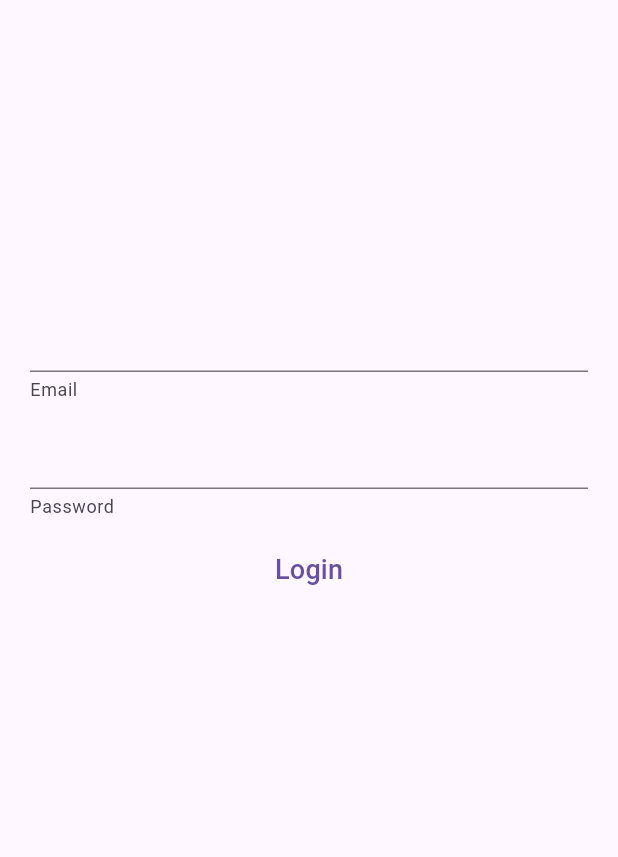
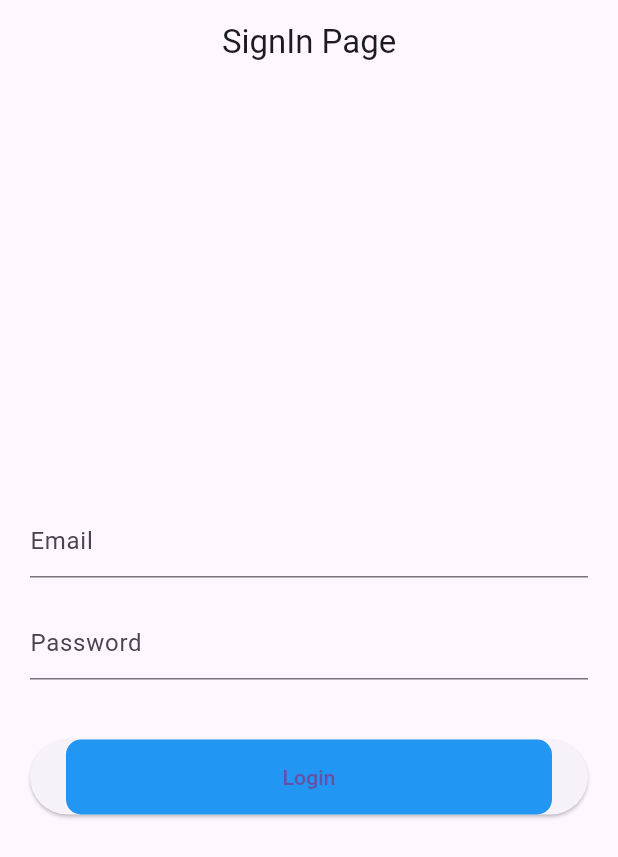
Before and after one commit to oguzhanmavii/flutter_task, a Flutter app: the LoginPage screen opened directly, on a phone screen of 412 x 824 dp. Shown: the top 857 px of the screen. Run offline on Flutter 3.47's test engine with Material 3 defaults, Android fonts, the phone set to English and light mode, and no system bars; our stand-ins replace flutter_riverpod, hooks_riverpod, shared_preferences; accounts and stored records are empty.

Commit message:
update repositories
update repositories

```diff
--- a/flutter_task/lib/main.dart
+++ b/flutter_task/lib/main.dart
@@ -1,6 +1,5 @@
 import 'package:flutter/material.dart';
 import 'package:flutter_riverpod/flutter_riverpod.dart';
-import 'package:flutter_task/view/home_page.dart';
 import 'package:flutter_task/view/login_page.dart';
 void main() {
   runApp(const ProviderScope(child: MyApp()));
@@ -14,9 +13,9 @@ class MyApp extends StatelessWidget {
       debugShowCheckedModeBanner: false,
       title: 'Flutter Demo',
       theme: ThemeData(
-         primarySwatch: Colors.purple,
+         primarySwatch: Colors.blue,
       ),
-      home: const HomePage(),
+      home: const LoginPage(),
     );
   }
 }
--- a/flutter_task/lib/view/login_page.dart
+++ b/flutter_task/lib/view/login_page.dart
@@ -1,76 +1,81 @@
 import 'package:flutter/material.dart';
-import 'package:flutter_hooks/flutter_hooks.dart';
-import 'package:flutter_task/controller/auth_state.dart';
-import 'package:flutter_task/controller/storage_state.dart';
+import 'package:flutter_task/service/login_service.dart';
 import 'package:flutter_task/view/home_page.dart';
-import 'package:hooks_riverpod/hooks_riverpod.dart';
-class LoginPage extends HookConsumerWidget {
-  const LoginPage({super.key});
+
+class LoginPage extends StatefulWidget {
+  const LoginPage({Key? key}) : super(key: key);
 
   @override
-  Widget build(BuildContext context, WidgetRef ref) {
-    final emailController = useTextEditingController();
-    final passwordController = useTextEditingController();
-    ref.listen(authErrorMessageProvider, (prev, next) {
-      if (next.isNotEmpty) {
-        ScaffoldMessenger.of(context).showSnackBar(
-          SnackBar(
-            content: Text(next),
-          ),
-        );
-      } else {
-        emailController.text = '';
-        passwordController.text = '';
-      }
-    });
+  _LoginPageState createState() => _LoginPageState();
+}
 
+class _LoginPageState extends State<LoginPage> {
+  LoginService loginService = LoginService();
+  TextEditingController emailController = TextEditingController();
+  TextEditingController passwordController = TextEditingController();
+
+  @override
+  Widget build(BuildContext context) {
     return Scaffold(
+      appBar: AppBar(
+        centerTitle: true,
+        title:const Text('SignIn Page'),
+      ),
       body: Padding(
-        padding: const EdgeInsets.symmetric(horizontal: 20),
+        padding: const EdgeInsets.all(20.0),
         child: Column(
+          crossAxisAlignment: CrossAxisAlignment.center,
+          mainAxisAlignment: MainAxisAlignment.center,
           children: [
-            const SizedBox(
-              height: 200,
-            ),
-            TextField(
+            TextFormField(
               controller: emailController,
-              decoration: const InputDecoration(
-                helperText: 'Email',
+              decoration: InputDecoration(
+                hintText: 'Email',
               ),
             ),
-            const SizedBox(
-              height: 10,
-            ),
-            TextField(
+            SizedBox(height: 20,),
+            TextFormField(
+              obscureText: true,
               controller: passwordController,
-              obscureText: true,
-              decoration: const InputDecoration(
-                helperText: 'Password',
+              decoration: InputDecoration(
+                hintText: 'Password',
               ),
             ),
-            const SizedBox(
-              height: 10,
-            ),
-            TextButton(
+            SizedBox(height: 40,),
+            ElevatedButton(
               onPressed: () async {
-                if (emailController.text.isNotEmpty &&
-                    passwordController.text.isNotEmpty) {
-                  final authArgs = AuthArgs(
-                    email: emailController.text,
-                    password: passwordController.text,
+                // Call the login function and wait for its result
+                bool success = await loginService.login(
+                  emailController.text.toString(),
+                  passwordController.text.toString(),
+                );
+
+                if (success) {
+                  // Navigate to HomePage on successful login
+                  Navigator.push(
+                    context,
+                    MaterialPageRoute(builder: (context) => const HomePage()),
                   );
-                  ref.read(authLoginProvider(authArgs));
-                  final isAuthenticated = ref.read(getIsAuthenticatedProvider);
-                  if (isAuthenticated.value!) {
-                   Navigator.push(context,MaterialPageRoute(builder:(context)=>const HomePage()));
-                  }
+                } else {
+                  // Handle unsuccessful login
+                  // For example, show an error message
+                  ScaffoldMessenger.of(context).showSnackBar(
+                    SnackBar(
+                      content: Text('Login failed. Please check your credentials.'),
+                      backgroundColor: Colors.red,
+                    ),
+                  );
                 }
               },
-              child: const Text(
-                'Login',
-                style: TextStyle(fontSize: 18),
+              child: Container(
+                height: 50,
+                decoration: BoxDecoration(
+                  color: Colors.blue,
+                  borderRadius: BorderRadius.circular(10),
+                ),
+                child: Center(child: Text('Login')),
               ),
-            ),
+            )
           ],
         ),
       ),
```
Also changed, not shown: flutter_task/lib/service/login_service.dart (added, +40 -0 lines).
